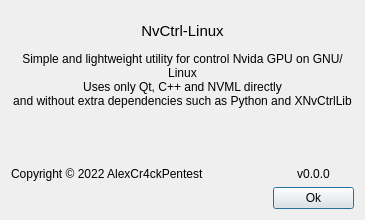
Qt form ui/about_dialog.ui (AlexandrAlexeev7119/NvCtrl-linux) before a commit.
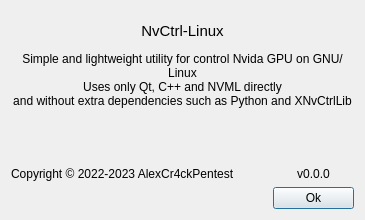
The same form after that commit.

Commit message: inc versions, update copyright years

What changed in the file:
```diff
--- a/ui/about_dialog.ui
+++ b/ui/about_dialog.ui
@@ -17,7 +17,7 @@
    <item row="2" column="0" colspan="3">
     <widget class="QLabel" name="label_copyright">
      <property name="text">
-      <string>&lt;html&gt;&lt;head/&gt;&lt;body&gt;&lt;p&gt;Copyright © 2022 AlexCr4ckPentest&lt;/p&gt;&lt;/body&gt;&lt;/html&gt;</string>
+      <string>&lt;html&gt;&lt;head/&gt;&lt;body&gt;&lt;p&gt;Copyright © 2022-2023 AlexCr4ckPentest&lt;/p&gt;&lt;/body&gt;&lt;/html&gt;</string>
      </property>
      <property name="alignment">
       <set>Qt::AlignBottom|Qt::AlignLeading|Qt::AlignLeft</set>
```
The commit also changes 2 other files.
